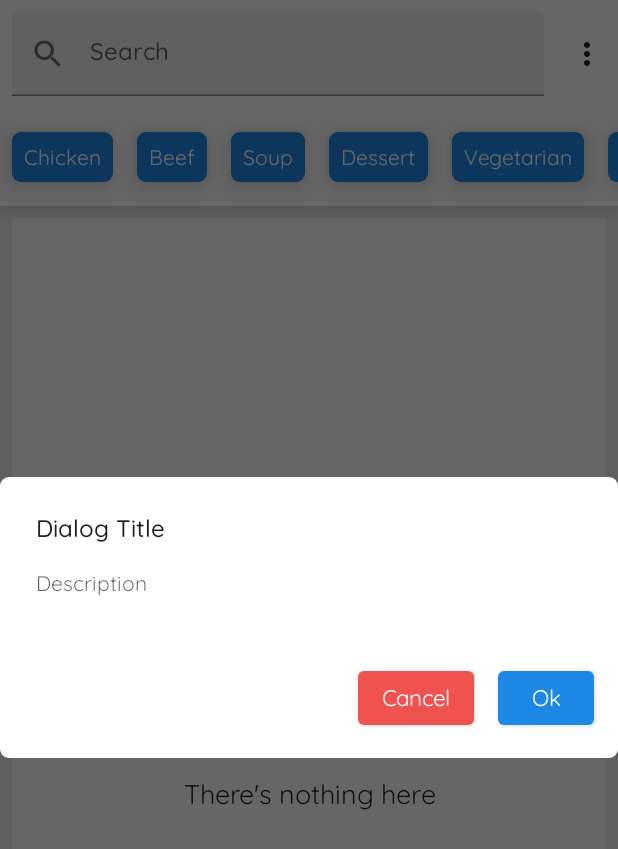
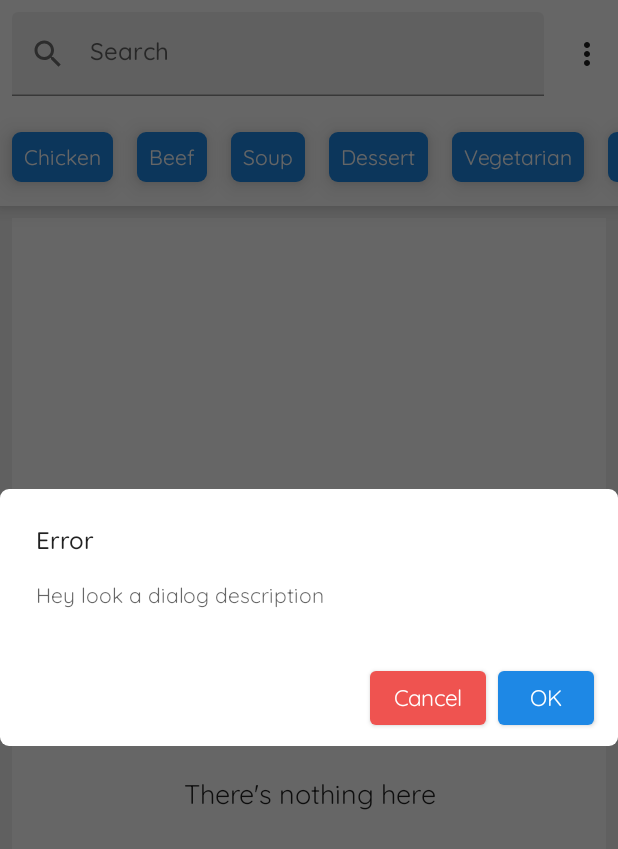
Before and after one commit to Crawford30/RecipeApp, an Android app built with Jetpack Compose: the composable RecipeListScreen shown on its own in the app's theme, on a phone screen of 412 x 824 dp. Shown: the top 849 px of the screen. Run offline under Robolectric (Android 15) with nearby library versions, the phone set to English and light mode, and no system bars; our stand-ins replace Dagger/Hilt's generated code, constraintlayout-compose.

Commit message:
Generic alert dialog

```diff
--- /dev/null
+++ b/app/src/main/java/com/example/food2forkmvvm/presentation/components/GenericDialog.kt
@@ -0,0 +1,73 @@
+package com.example.food2forkmvvm.presentation.components
+
+import androidx.compose.foundation.layout.Arrangement
+import androidx.compose.foundation.layout.Row
+import androidx.compose.foundation.layout.fillMaxWidth
+import androidx.compose.foundation.layout.padding
+import androidx.compose.material.*
+import androidx.compose.runtime.Composable
+import androidx.compose.ui.Modifier
+import androidx.compose.ui.unit.dp
+
+
+@Composable
+fun GenericDialog(
+    modifier: Modifier = Modifier,
+    onDismiss: () -> Unit,
+    title: String,
+    description: String? = null,
+    positiveAction: PositiveAction?,
+    negativeAction: NegativeAction?,
+) {
+    AlertDialog(
+        modifier = modifier,
+        onDismissRequest = onDismiss,
+        title = { Text(title) },
+        text = {
+            if (description != null) {
+                Text(text = description)
+            }
+        },
+        buttons = {
+            Row(
+                modifier = Modifier
+                    .fillMaxWidth()
+                    .padding(8.dp),
+                horizontalArrangement = Arrangement.End,
+            ) {
+                if (negativeAction != null) {
+                    Button(
+                        modifier = Modifier.padding(end = 8.dp),
+                        colors = ButtonDefaults.buttonColors(backgroundColor = MaterialTheme.colors.onError),
+                        onClick = negativeAction.onNegativeAction
+                    ) {
+                        Text(text = negativeAction.negativeBtnTxt)
+                    }
+                }
+                if (positiveAction != null) {
+                    Button(
+                        modifier = Modifier.padding(end = 8.dp),
+                        onClick = positiveAction.onPositiveAction,
+                    ) {
+                        Text(text = positiveAction.positiveBtnTxt)
+                    }
+                }
+            }
+        }
+    )
+}
+
+//It has data structures
+
+
+//Data structure for positive action
+data class PositiveAction(
+    val positiveBtnTxt: String,
+    val onPositiveAction: () -> Unit,
+)
+
+//Data structure for Negative action
+data class NegativeAction(
+    val negativeBtnTxt: String,
+    val onNegativeAction: () -> Unit,
+)
--- a/app/src/main/java/com/example/food2forkmvvm/ui/theme/Theme.kt
+++ b/app/src/main/java/com/example/food2forkmvvm/ui/theme/Theme.kt
@@ -11,8 +11,7 @@ import androidx.compose.ui.Alignment
 import androidx.compose.ui.Modifier
 import androidx.compose.ui.graphics.Color
 import androidx.compose.ui.unit.dp
-import com.example.food2forkmvvm.presentation.components.CircularIndeterminateProgressBar
-import com.example.food2forkmvvm.presentation.components.DefaultSnackbar
+import com.example.food2forkmvvm.presentation.components.*
 
 /*
 Light Colors
@@ -87,48 +86,22 @@ fun AppTheme(
                 modifier = Modifier.align(Alignment.BottomCenter)
             )
 
+
             val isShowing = remember { mutableStateOf(true) }
-
             if (isShowing.value) {
-                AlertDialog(onDismissRequest = {
-                    isShowing.value = false
-                },
-                    title = { Text(text = "Dialog Title") },
-                    text = { Text(text = "Description") },
-
-                    buttons = {
-                        Row(
-                            modifier = Modifier
-                                .fillMaxWidth()
-                                .padding(8.dp),
-                            horizontalArrangement = Arrangement.End
-                        ) {
-
-                            Button(
-                                modifier = Modifier.padding(8.dp),
-                                colors = ButtonDefaults.buttonColors(
-                                    backgroundColor = MaterialTheme.colors.onError
-                                ),
-                                onClick = {
-                                    isShowing.value = false
-                                }
-                            ) {
-                                Text(text = "Cancel")
-                            }
-
-                            Button(
-                                modifier = Modifier.padding(8.dp),
-                                onClick = {
-                                    isShowing.value = false
-                                }
-                            ) {
-                                Text(text = "Ok")
-                            }
-                        }
-                    }
-
+                GenericDialog(
+                    onDismiss = { isShowing.value = false },
+                    title = "Error",
+                    description = "Hey look a dialog description",
+                    positiveAction = PositiveAction(
+                        positiveBtnTxt = "OK",
+                        onPositiveAction = { isShowing.value = false }
+                    ),
+                    negativeAction = NegativeAction(
+                        negativeBtnTxt = "Cancel",
+                        onNegativeAction = { isShowing.value = false }
+                    )
                 )
-
             }
         }
 
```
